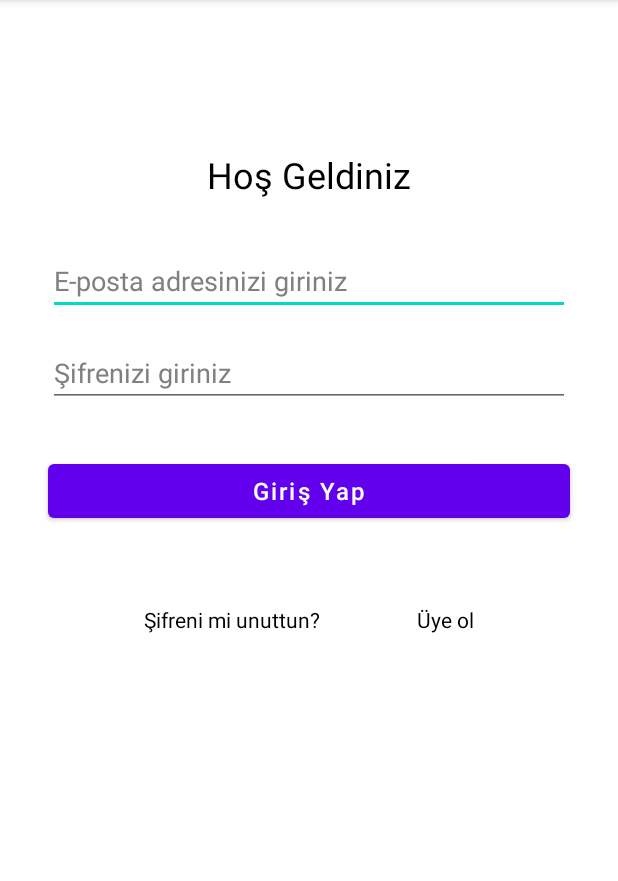
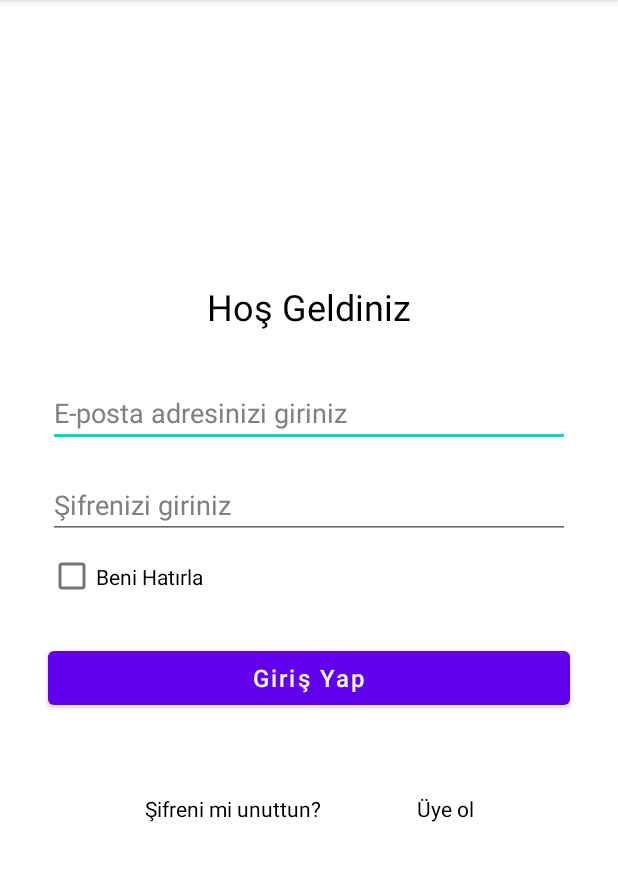
Before and after one commit to Burakka1/EzyStore, an Android app: the screen it shows after launch (MainActivity), on a phone screen of 412 x 824 dp, the part 84-965 px from its top. Run offline under Robolectric (Android 15) with nearby library versions, the phone set to English and light mode, and no system bars; our stand-ins replace Firebase (no records; nobody signed in at launch, a user with empty details on screens opened directly).

Commit message:
hatırlama ve kategori ekleme çekme

```diff
--- a/app/src/main/AndroidManifest.xml
+++ b/app/src/main/AndroidManifest.xml
@@ -15,7 +15,6 @@
         android:supportsRtl="true"
         android:theme="@style/Theme.EzyStore"
         tools:targetApi="31">
-
 
         <meta-data
             android:name="com.google.android.geo.API_KEY"
--- a/app/src/main/java/com/example/ezystore/MainActivity.java
+++ b/app/src/main/java/com/example/ezystore/MainActivity.java
@@ -1,6 +1,8 @@
 package com.example.ezystore;
 
+import android.content.Context;
 import android.content.Intent;
+import android.content.SharedPreferences;
 import android.os.Bundle;
 import android.view.View;
 import android.widget.Toast;
@@ -18,6 +20,7 @@ public class MainActivity extends AppCompatActivity {
     private FirebaseAuth auth;
     public String Email;
     public String Password;
+    SharedPreferences sharedPreferences;
 
 
     @Override
@@ -26,14 +29,23 @@ public class MainActivity extends AppCompatActivity {
         binding = ActivityMainBinding.inflate(getLayoutInflater());
         View view = binding.getRoot();
         setContentView(view);
+        sharedPreferences = this.getSharedPreferences("com.example.ezystore", Context.MODE_PRIVATE);
+        auth = FirebaseAuth.getInstance();
 
-        auth = FirebaseAuth.getInstance();
+        String CEmail = sharedPreferences.getString("Email","");
+        String CPassword = sharedPreferences.getString("Password","");
+        Boolean isboolean = sharedPreferences.getBoolean("isboolean",false);
+        if (!CEmail.equals("") && !CPassword.equals("") && !isboolean.equals(false)){
+                binding.EmailEditText.setText(CEmail);
+                binding.passwordEditText.setText(CPassword);
+                binding.checkBox.setChecked(isboolean);
+        }
 
     }
 
     public void Login(View view) {
 
-         Email = binding.resetemailEditText.getText().toString();
+         Email = binding.EmailEditText.getText().toString();
          Password = binding.passwordEditText.getText().toString();
 
         if (Email.equals("") || Password.equals("")) {
@@ -45,11 +57,23 @@ public class MainActivity extends AppCompatActivity {
             auth.signInWithEmailAndPassword(Email, Password).addOnSuccessListener(new OnSuccessListener<AuthResult>() {
                 @Override
                 public void onSuccess(AuthResult authResult) {
-                    Intent intent = new Intent(MainActivity.this, AddProduct.class);
-                    startActivity(intent);
-                    finish();
+                    if (binding.checkBox.isChecked()){
+                        sharedPreferences.edit().putString("Email",Email).apply();
+                        sharedPreferences.edit().putString("Password",Password).apply();
+                        sharedPreferences.edit().putBoolean("isboolean",true).apply();
+                        Intent intent = new Intent(MainActivity.this, AddProduct.class);
+                        startActivity(intent);
+                        finish();
 
+                    }else {
+                        sharedPreferences.edit().remove("Email").apply();
+                        sharedPreferences.edit().remove("Password").apply();
+                        sharedPreferences.edit().remove("isboolean").apply();
 
+                        Intent intent = new Intent(MainActivity.this, AddProduct.class);
+                        startActivity(intent);
+                        finish();
+                    }
 
 
                 }
--- a/app/src/main/java/com/example/ezystore/PasswordReset.java
+++ b/app/src/main/java/com/example/ezystore/PasswordReset.java
@@ -30,7 +30,7 @@ public class PasswordReset extends AppCompatActivity {
 
     public void ResetPassword(View view){
 
-        String Email = binding.resetemailEditText.getText().toString();
+        String Email = binding.ResetEmailEditText.getText().toString();
         if (Email.equals("")){
             Toast.makeText(PasswordReset.this, "Emailinizi Giriniz!", Toast.LENGTH_LONG).show();
         }else {
--- a/app/src/main/res/layout/activity_main.xml
+++ b/app/src/main/res/layout/activity_main.xml
@@ -1,6 +1,5 @@
 <?xml version="1.0" encoding="utf-8"?>
-<androidx.constraintlayout.widget.ConstraintLayout
-    xmlns:android="http://schemas.android.com/apk/res/android"
+<androidx.constraintlayout.widget.ConstraintLayout xmlns:android="http://schemas.android.com/apk/res/android"
     xmlns:app="http://schemas.android.com/apk/res-auto"
     xmlns:tools="http://schemas.android.com/tools"
     android:layout_width="match_parent"
@@ -12,51 +11,48 @@
         android:id="@+id/welcomeText"
         android:layout_width="wrap_content"
         android:layout_height="wrap_content"
+        android:layout_marginBottom="32dp"
         android:text="Hoş Geldiniz"
+        android:textColor="#000000"
         android:textSize="24sp"
-        android:textColor="#000000"
-        app:layout_constraintTop_toTopOf="parent"
-        app:layout_constraintStart_toStartOf="parent"
+        app:layout_constraintBottom_toTopOf="@+id/EmailEditText"
         app:layout_constraintEnd_toEndOf="parent"
-        android:layout_marginTop="100dp"
-        />
+        app:layout_constraintStart_toStartOf="parent" />
 
     <EditText
-        android:id="@+id/resetemailEditText"
-        android:layout_width="match_parent"
+        android:id="@+id/EmailEditText"
+        android:layout_width="0dp"
         android:layout_height="wrap_content"
         android:layout_marginStart="32dp"
         android:layout_marginEnd="32dp"
-        android:layout_marginTop="32dp"
+        android:layout_marginBottom="16dp"
         android:hint="E-posta adresinizi giriniz"
+        android:inputType="textEmailAddress"
         android:textColorHint="#808080"
-        android:inputType="textEmailAddress"
-        app:layout_constraintStart_toStartOf="parent"
+        app:layout_constraintBottom_toTopOf="@+id/passwordEditText"
         app:layout_constraintEnd_toEndOf="parent"
-        app:layout_constraintTop_toBottomOf="@+id/welcomeText"
-        />
+        app:layout_constraintStart_toStartOf="parent" />
 
     <EditText
         android:id="@+id/passwordEditText"
-        android:layout_width="match_parent"
+        android:layout_width="0dp"
         android:layout_height="wrap_content"
         android:layout_marginStart="32dp"
         android:layout_marginEnd="32dp"
-        android:layout_marginTop="16dp"
+        android:layout_marginBottom="7dp"
         android:hint="Şifrenizi giriniz"
+        android:inputType="textPassword"
         android:textColorHint="#808080"
-        android:inputType="textPassword"
-        app:layout_constraintStart_toStartOf="parent"
+        app:layout_constraintBottom_toTopOf="@+id/checkBox"
         app:layout_constraintEnd_toEndOf="parent"
-        app:layout_constraintTop_toBottomOf="@+id/resetemailEditText"
-        />
+        app:layout_constraintStart_toStartOf="parent" />
 
     <Button
         android:id="@+id/LoginButton"
         android:layout_width="0dp"
         android:layout_height="wrap_content"
         android:layout_marginStart="32dp"
-        android:layout_marginTop="32dp"
+        android:layout_marginTop="26dp"
         android:layout_marginEnd="32dp"
         android:onClick="Login"
         android:paddingStart="32dp"
@@ -67,32 +63,40 @@
         android:textSize="16sp"
         app:layout_constraintEnd_toEndOf="parent"
         app:layout_constraintStart_toStartOf="parent"
-        app:layout_constraintTop_toBottomOf="@+id/passwordEditText" />
+        app:layout_constraintTop_toBottomOf="@+id/checkBox" />
 
     <TextView
         android:id="@+id/forgotPassword"
         android:layout_width="wrap_content"
         android:layout_height="wrap_content"
-        android:layout_marginStart="32dp"
-        android:layout_marginTop="52dp"
+        android:layout_marginStart="64dp"
+        android:layout_marginEnd="64dp"
         android:onClick="PasswordReset"
         android:text="Şifreni mi unuttun?"
         android:textColor="#000000"
+        app:layout_constraintBaseline_toBaselineOf="@+id/singUp"
         app:layout_constraintEnd_toStartOf="@+id/singUp"
-        app:layout_constraintStart_toStartOf="parent"
-        app:layout_constraintTop_toBottomOf="@+id/LoginButton" />
+        app:layout_constraintStart_toStartOf="@+id/LoginButton" />
 
     <TextView
         android:id="@+id/singUp"
         android:layout_width="wrap_content"
         android:layout_height="wrap_content"
-        android:layout_marginTop="52dp"
-        android:layout_marginEnd="32dp"
+        android:layout_marginTop="53dp"
+        android:layout_marginEnd="64dp"
         android:onClick="SingUp"
         android:text="Üye ol"
         android:textColor="#000000"
-        app:layout_constraintEnd_toEndOf="parent"
-        app:layout_constraintStart_toEndOf="@+id/forgotPassword"
+        app:layout_constraintEnd_toEndOf="@+id/LoginButton"
         app:layout_constraintTop_toBottomOf="@+id/LoginButton" />
 
+    <CheckBox
+        android:id="@+id/checkBox"
+        android:layout_width="110dp"
+        android:layout_height="35dp"
+        android:text="Beni Hatırla"
+        app:layout_constraintBottom_toBottomOf="parent"
+        app:layout_constraintStart_toStartOf="@+id/passwordEditText"
+        app:layout_constraintTop_toTopOf="parent" />
+
 </androidx.constraintlayout.widget.ConstraintLayout>
--- a/app/src/main/res/layout/activity_password_reset.xml
+++ b/app/src/main/res/layout/activity_password_reset.xml
@@ -21,7 +21,7 @@
         app:layout_constraintTop_toTopOf="parent" />
 
     <EditText
-        android:id="@+id/resetemailEditText"
+        android:id="@+id/ResetEmailEditText"
         android:layout_width="match_parent"
         android:layout_height="wrap_content"
         android:layout_marginStart="32dp"
@@ -40,6 +40,7 @@
         android:layout_width="0dp"
         android:layout_height="wrap_content"
         android:layout_marginStart="32dp"
+        android:layout_marginTop="40dp"
         android:layout_marginEnd="32dp"
         android:onClick="ResetPassword"
         android:paddingStart="32dp"
@@ -51,7 +52,6 @@
         app:layout_constraintEnd_toEndOf="parent"
         app:layout_constraintHorizontal_bias="0.0"
         app:layout_constraintStart_toStartOf="parent"
-        tools:layout_editor_absoluteY="261dp"
-        app:layout_constraintTop_toBottomOf="@+id/resetemailEditText" />
+        app:layout_constraintTop_toBottomOf="@+id/ResetEmailEditText" />
 
 </androidx.constraintlayout.widget.ConstraintLayout>
```
Also changed, not shown: app/src/main/java/com/example/ezystore/AddProduct.java (+71 -7 lines), app/src/main/res/layout/activity_add_product.xml (+49 -21 lines).
